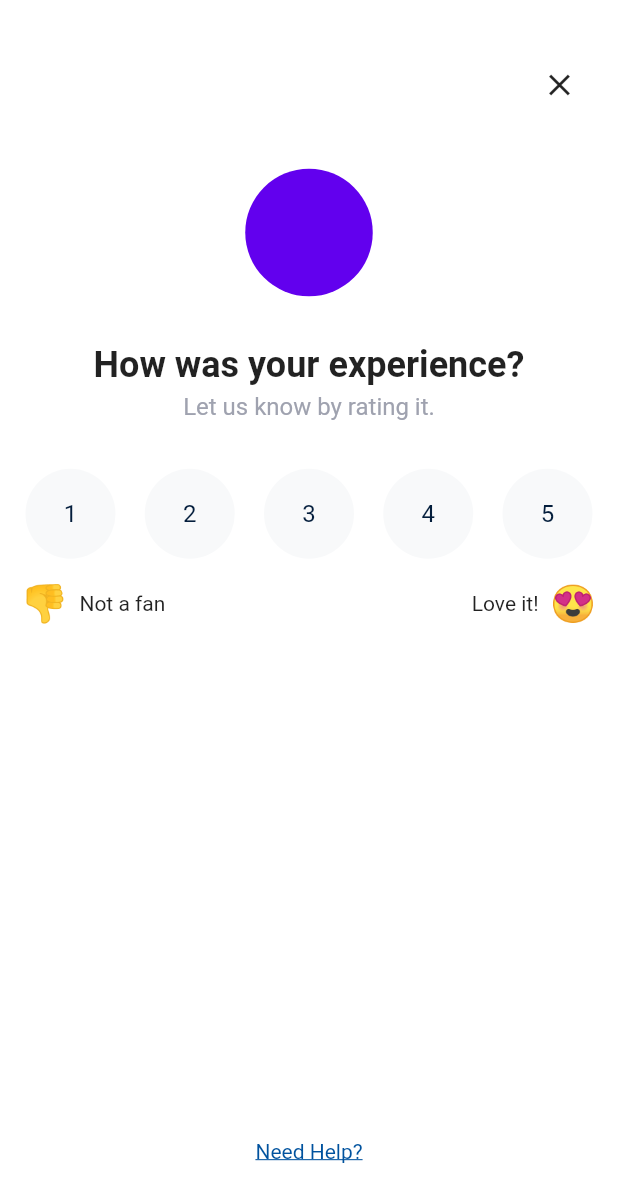
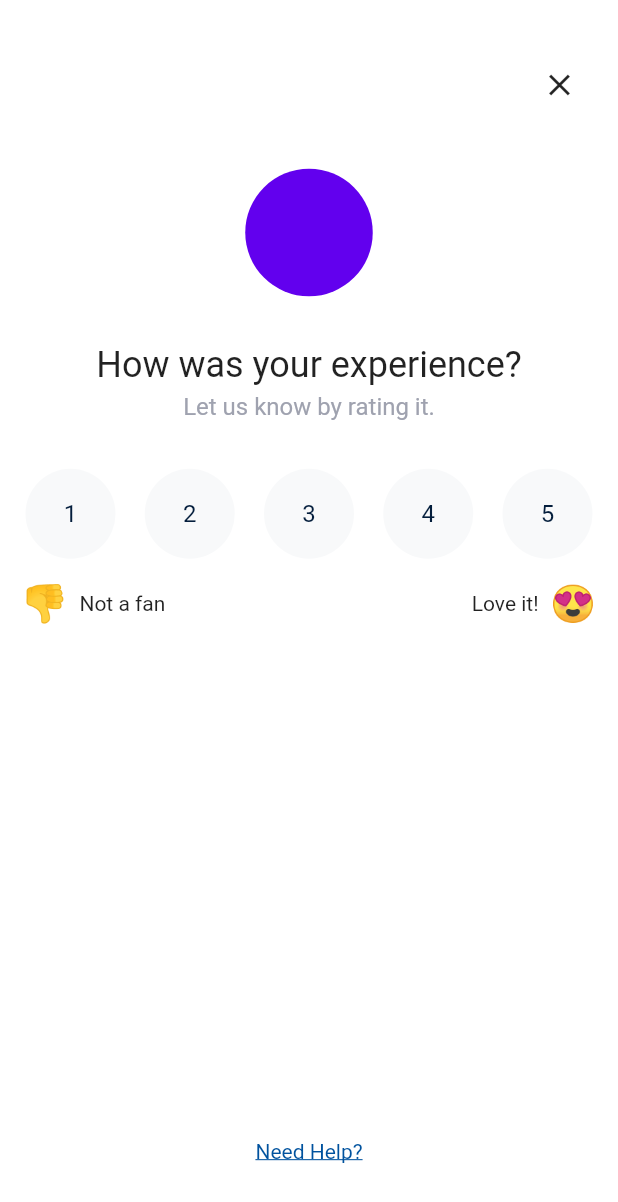
Before and after one commit to flutter/put-flutter-to-work, a Flutter app: the screen it shows after launch, on a phone screen of 412 x 824 dp. Shown: the top 1202 px of the screen. Run offline on Flutter 3.47's test engine with Material 2 defaults, Android fonts, the phone set to English and light mode, and no system bars; our stand-ins replace bloc, equatable, flutter_bloc; statements that could not run were skipped.

Commit message:
pull request review fixes

```diff
--- /dev/null
+++ b/flutter_nps/lib/breakpoints.dart
@@ -0,0 +1,3 @@
+abstract class Breakpoints {
+  static const double small = 511;
+}
--- a/flutter_nps/lib/capture/view/capture_page.dart
+++ b/flutter_nps/lib/capture/view/capture_page.dart
@@ -46,10 +46,7 @@ class CaptureView extends StatelessWidget {
               const SizedBox(height: 32),
               Text(
                 Texts.captureTitle,
-                style: Theme.of(context)
-                    .textTheme
-                    .headline5
-                    ?.copyWith(fontWeight: FontWeight.bold),
+                style: Theme.of(context).textTheme.headline5,
                 textAlign: TextAlign.center,
               ),
               const SizedBox(height: 4),
--- a/flutter_nps/lib/capture/widget/responsive_card.dart
+++ b/flutter_nps/lib/capture/widget/responsive_card.dart
@@ -1,4 +1,5 @@
 import 'package:flutter/material.dart';
+import 'package:flutter_nps/breakpoints.dart';
 
 class ResponsiveCard extends StatelessWidget {
   const ResponsiveCard({Key? key, required this.child}) : super(key: key);
@@ -9,7 +10,7 @@ class ResponsiveCard extends StatelessWidget {
   Widget build(BuildContext context) {
     return LayoutBuilder(
       builder: (context, boxConstraints) {
-        if (boxConstraints.maxWidth <= 511) {
+        if (boxConstraints.maxWidth <= Breakpoints.small) {
           return Scaffold(
             backgroundColor: Theme.of(context).cardColor,
             body: child,
@@ -19,8 +20,10 @@ class ResponsiveCard extends StatelessWidget {
             backgroundColor: Theme.of(context).scaffoldBackgroundColor,
             body: Center(
               child: ConstrainedBox(
-                constraints:
-                    const BoxConstraints(maxHeight: 558, maxWidth: 511),
+                constraints: const BoxConstraints(
+                  maxHeight: 558,
+                  maxWidth: Breakpoints.small,
+                ),
                 child: Card(child: child),
               ),
             ),
--- a/flutter_nps/pubspec.yaml
+++ b/flutter_nps/pubspec.yaml
@@ -26,7 +26,7 @@ dev_dependencies:
 flutter:
   uses-material-design: true
   assets:
-    - assets/icons/check-circle.png
+    - assets/icons
   module:
     androidX: true
     androidPackage: com.example.flutter_nps
```
Also changed, not shown: flutter_nps/lib/capture/view/capture_end_page.dart (+1 -6 lines), 1 other file.
